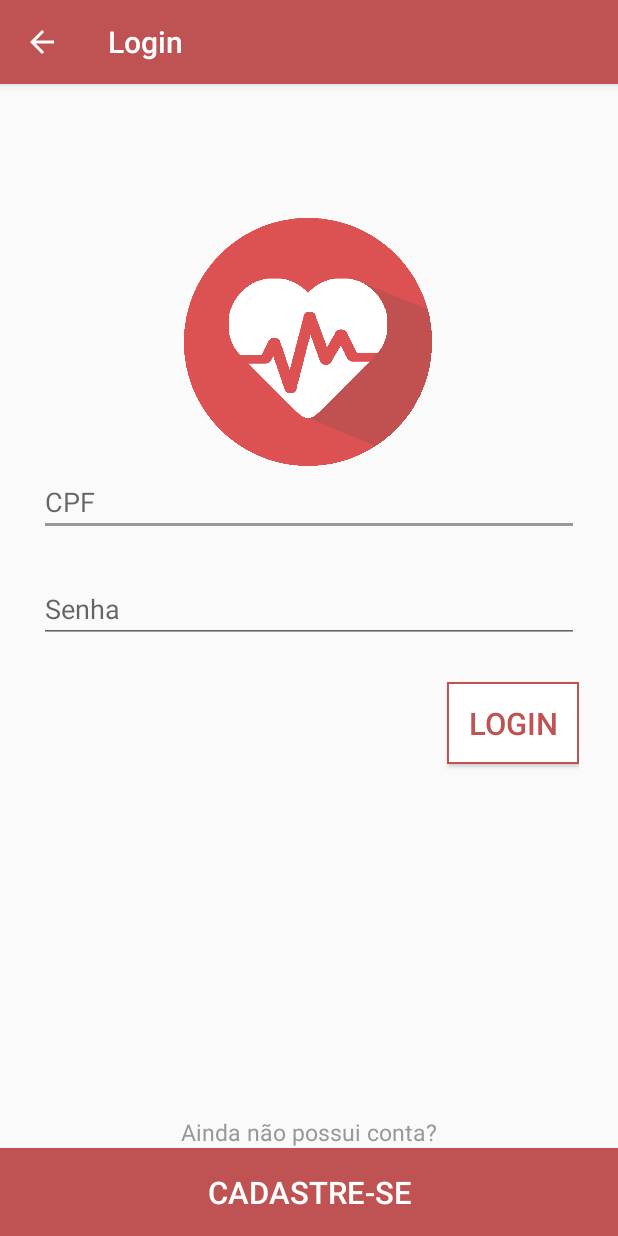
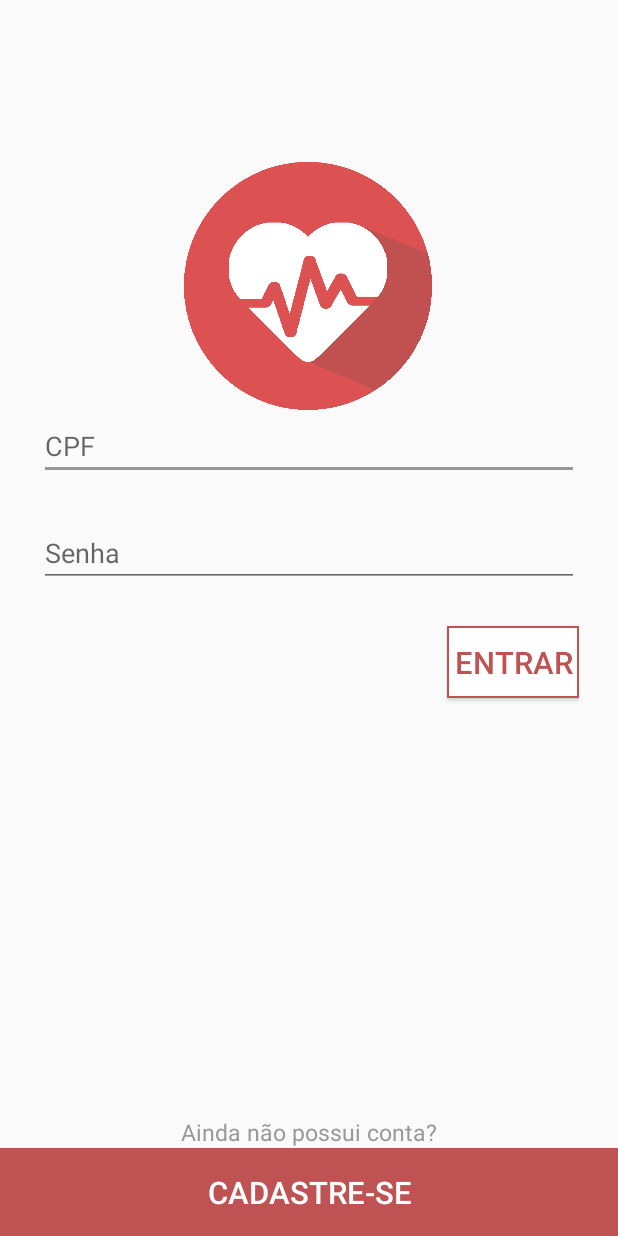
Before and after one commit to tibetteixeira/cadim, an Android app: the screen it shows after launch (LoginActivity), on a phone screen of 412 x 824 dp. Run offline under Robolectric (Android 15) with nearby library versions, the phone set to English and light mode, and no system bars; our stand-ins replace sdp/ssp sizes.

Commit message:
Atualização tela login

```diff
--- a/App/app/src/main/AndroidManifest.xml
+++ b/App/app/src/main/AndroidManifest.xml
@@ -23,7 +23,6 @@
         </activity>
 
         <activity
-            android:label="Login"
             android:name=".LoginActivity"
             android:parentActivityName=".MainActivity">
         </activity>
--- a/App/app/src/main/java/br/com/cadim/cadim/LoginActivity.java
+++ b/App/app/src/main/java/br/com/cadim/cadim/LoginActivity.java
@@ -17,7 +17,7 @@ import java.util.HashMap;
 import br.com.cadim.cadim.Test.Api;
 import br.com.cadim.cadim.Test.RequestHandler;
 
-public class LoginActivity extends AppCompatActivity{
+public class LoginActivity extends AppCompatActivity {
 
     private static final int CODE_GET_REQUEST = 1024;
     private static final int CODE_POST_REQUEST = 1025;
@@ -28,6 +28,7 @@ public class LoginActivity extends AppCompatActivity{
     @Override
     protected void onCreate(Bundle savedInstanceState) {
         super.onCreate(savedInstanceState);
+        getSupportActionBar().hide();
         setContentView(R.layout.login);
 
         cpfEditText = (EditText) findViewById(R.id.cpf);
@@ -37,12 +38,10 @@ public class LoginActivity extends AppCompatActivity{
         loginButton.setOnClickListener(new View.OnClickListener() {
             @Override
             public void onClick(View view) {
-
                 login();
             }
         });
     }
-
 
 
     private void login() {
--- a/App/app/src/main/res/layout/login.xml
+++ b/App/app/src/main/res/layout/login.xml
@@ -52,7 +52,6 @@
                     android:id="@+id/password"
                     android:inputType="textPassword"/>
                 <Button
-                    android:padding="@dimen/_10sdp"
                     android:textSize="@dimen/_16sdp"
                     android:textColor="@color/colorPrimary"
                     android:background="@drawable/styled_edittext"
@@ -60,7 +59,7 @@
                     android:layout_width="wrap_content"
                     android:layout_height="wrap_content"
                     android:layout_gravity="end"
-                    android:text="@string/login" />
+                    android:text="@string/entrar" />
             </LinearLayout>
 
             <LinearLayout
--- a/App/app/src/main/res/values/strings.xml
+++ b/App/app/src/main/res/values/strings.xml
@@ -1,7 +1,7 @@
 <resources>
     <string name="app_abbr">Cadim</string>
     <string name="app_name">Cardiogram Monitor</string>
-    <string name="login">Login</string>
+    <string name="entrar">Entrar</string>
     <string name="cadastrese">Cadastre-se</string>
     <string name="cpf">CPF</string>
     <string name="senha">Senha</string>
```
